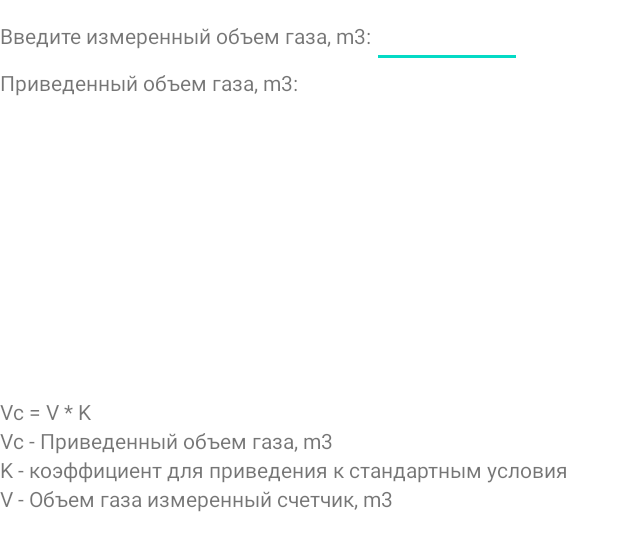
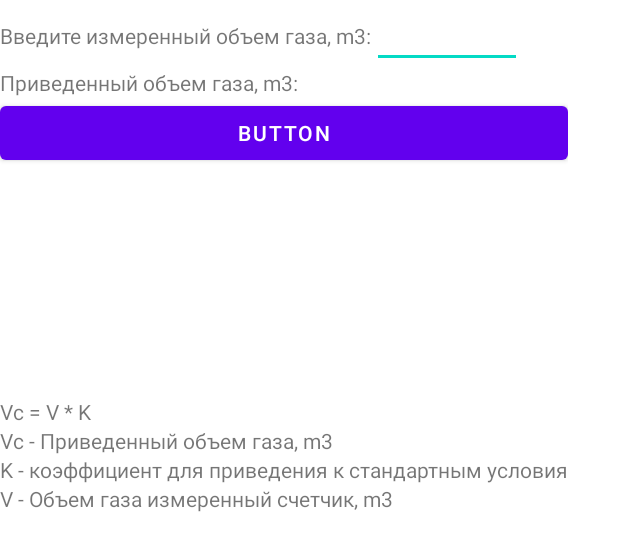
Before and after one commit to ilya-uzun/The-calculator-TEP-, an Android app: the layout activity_gaz.xml on its own in the app's theme, with its tools: preview values and no code run, on a phone screen of 412 x 824 dp. Shown: the top 551 px of the screen. Run offline under Robolectric (Android 15) with nearby library versions, the phone set to English and light mode, and no system bars.

Commit message:
Работает Etit

```diff
--- a/app/src/main/res/layout/activity_gaz.xml
+++ b/app/src/main/res/layout/activity_gaz.xml
@@ -59,7 +59,14 @@
             <LinearLayout
                 android:layout_width="wrap_content"
                 android:layout_height="200dp"
-                android:orientation="vertical"></LinearLayout>
+                android:orientation="vertical">
+
+                <Button
+                    android:id="@+id/button"
+                    android:layout_width="match_parent"
+                    android:layout_height="wrap_content"
+                    android:text="Button" />
+            </LinearLayout>
         </TableRow>
 
         <TableRow
```
Also changed, not shown: app/src/main/java/com/uzun/the_calculator_tep/GazActivity.kt (+16 -15 lines).
